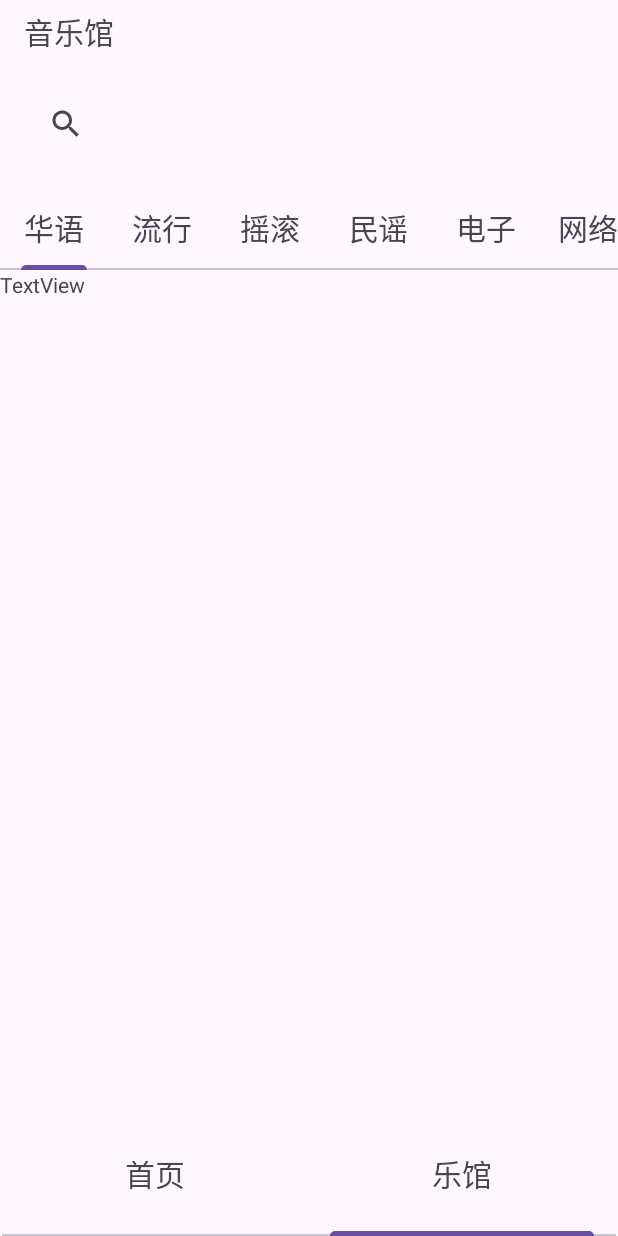
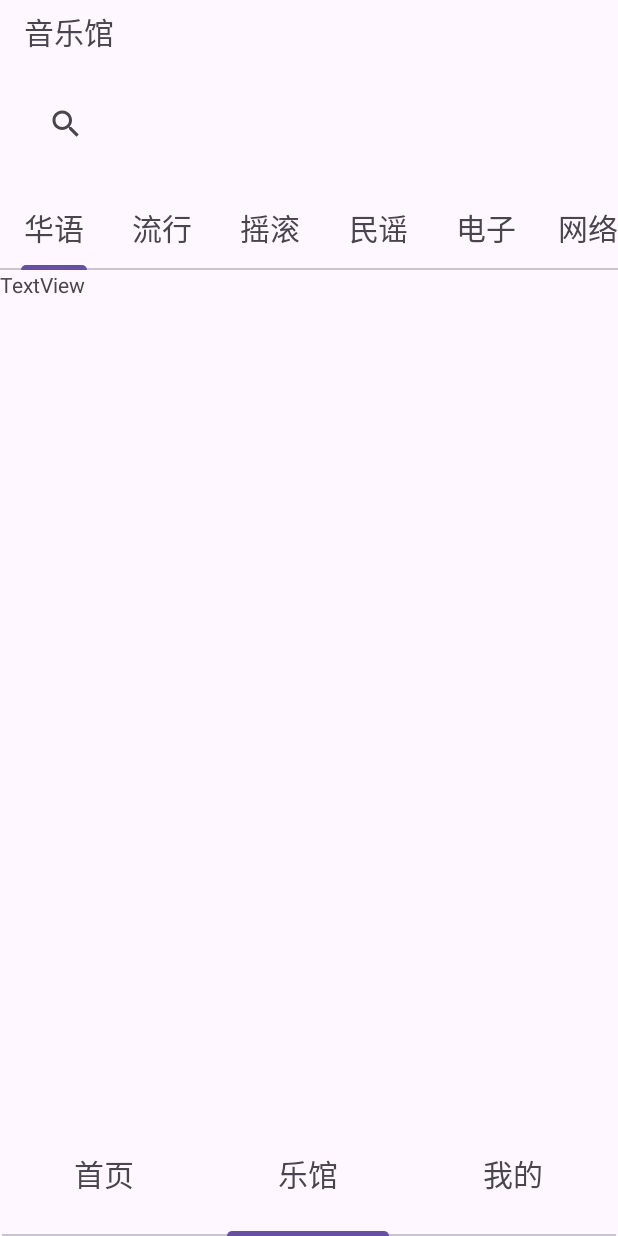
Before and after one commit to xhlw0708/weiy-music, an Android app: the screen it shows after launch (MainActivity), item 2 of the bottom bar chosen, on a phone screen of 412 x 824 dp. Run offline under Robolectric (Android 15) with nearby library versions, the phone set to English and light mode, and no system bars; our stand-ins replace data binding.

Commit message:
我的页面 初始化

```diff
--- a/music-app/app/src/main/java/com/liaowei/music/MainActivity.kt
+++ b/music-app/app/src/main/java/com/liaowei/music/MainActivity.kt
@@ -17,6 +17,7 @@ import com.liaowei.music.common.adapter.ActivityViewPagerAdapter
 import com.liaowei.music.databinding.ActivityMainBinding
 import com.liaowei.music.main.hall.HallFragment
 import com.liaowei.music.main.home.HomeFragment
+import com.liaowei.music.main.mine.MineFragment
 
 
 class MainActivity : AppCompatActivity() {
@@ -36,8 +37,6 @@ class MainActivity : AppCompatActivity() {
             insets
         }
         initView()
-
-
     }
 
     private fun initView() {
@@ -45,6 +44,7 @@ class MainActivity : AppCompatActivity() {
         val fragmentList = ArrayList<Fragment>()
         fragmentList.add(HomeFragment.newInstance())
         fragmentList.add(HallFragment.newInstance())
+        fragmentList.add(MineFragment.newInstance())
 
         // 设置viewPager
         val activityViewPagerAdapter = ActivityViewPagerAdapter(this, fragmentList)
--- /dev/null
+++ b/music-app/app/src/main/java/com/liaowei/music/main/mine/MineFragment.kt
@@ -0,0 +1,55 @@
+package com.liaowei.music.main.mine
+
+import android.os.Bundle
+import android.view.LayoutInflater
+import android.view.View
+import android.view.ViewGroup
+import androidx.fragment.app.Fragment
+import androidx.fragment.app.viewModels
+import androidx.recyclerview.widget.LinearLayoutManager
+import androidx.recyclerview.widget.StaggeredGridLayoutManager
+import com.liaowei.music.R
+import com.liaowei.music.databinding.FragmentMineBinding
+import com.liaowei.music.main.mine.adapter.RecentPlayAdapter
+import com.liaowei.music.main.model.Song
+
+
+class MineFragment : Fragment() {
+
+    private val binding: FragmentMineBinding by lazy { FragmentMineBinding.inflate(layoutInflater) }
+
+    companion object {
+        fun newInstance() = MineFragment()
+    }
+
+    private val viewModel: MineViewModel by viewModels()
+
+    override fun onCreate(savedInstanceState: Bundle?) {
+        super.onCreate(savedInstanceState)
+    }
+
+    override fun onCreateView(
+        inflater: LayoutInflater, container: ViewGroup?,
+        savedInstanceState: Bundle?): View {
+        return binding.root
+    }
+
+    override fun onViewCreated(view: View, savedInstanceState: Bundle?) {
+        super.onViewCreated(view, savedInstanceState)
+        /*val songList: List<Song> = listOf(Song(1, "爱的飞行日记", 1, R.drawable.jay1, 1),
+            Song(2, "只因你太美", 2, R.drawable.ikun1, 2))*/
+        // val songList: List<Song> = listOf(Song(1, "爱的飞行日记", 1, R.drawable.jay1, 1))
+        val songList: ArrayList<Song> = ArrayList()
+        songList.add(Song(1, "爱的飞行日记", 1, R.drawable.jay1, 1))
+        songList.add(Song(2, "爱的飞行日记", 1, R.drawable.jay1, 1))
+        songList.add(Song(3, "爱的飞行日记", 1, R.drawable.jay1, 1))
+        songList.add(Song(4, "爱的飞行日记", 1, R.drawable.jay1, 1))
+        songList.add(Song(5, "只因你太美", 2, R.drawable.ikun1, 1))
+        songList.add(Song(6, "Hug Me", 2, R.drawable.ikun1, 1))
+
+        binding.mineRecentPlayRv.adapter = RecentPlayAdapter(songList)
+        // val layoutManager = LinearLayoutManager(context, LinearLayoutManager.HORIZONTAL, false)
+        val layoutManager = StaggeredGridLayoutManager(3, StaggeredGridLayoutManager.VERTICAL)
+        binding.mineRecentPlayRv.layoutManager = layoutManager
+    }
+}
--- /dev/null
+++ b/music-app/app/src/main/java/com/liaowei/music/main/mine/adapter/RecentPlayAdapter.kt
@@ -0,0 +1,34 @@
+package com.liaowei.music.main.mine.adapter
+
+import android.view.LayoutInflater
+import android.view.View
+import android.view.ViewGroup
+import android.widget.ImageView
+import android.widget.TextView
+import androidx.recyclerview.widget.RecyclerView
+import com.liaowei.music.R
+import com.liaowei.music.main.model.Song
+
+class RecentPlayAdapter(private val songList: List<Song>): RecyclerView.Adapter<RecentPlayAdapter.RecentPlayViewHolder>() {
+    override fun onCreateViewHolder(
+        parent: ViewGroup,
+        viewType: Int
+    ): RecentPlayAdapter.RecentPlayViewHolder {
+        return RecentPlayViewHolder(LayoutInflater.from(parent.context).inflate(R.layout.layout_recent_play_item, parent, false))
+    }
+
+    override fun onBindViewHolder(holder: RecentPlayAdapter.RecentPlayViewHolder, position: Int) {
+        val song = songList[position]
+        holder.coverImg.setImageResource(song.img)
+        holder.playName.text = song.name
+        holder.playSinger.text = if (song.singerId == 1L) "周杰伦" else "蔡徐坤"
+    }
+
+    override fun getItemCount(): Int = songList.size
+
+    inner class RecentPlayViewHolder(itemView: View): RecyclerView.ViewHolder(itemView) {
+        val coverImg: ImageView = itemView.findViewById(R.id.mine_recent_play_img)
+        val playName: TextView = itemView.findViewById(R.id.mine_recent_play_name)
+        val playSinger: TextView = itemView.findViewById(R.id.mine_recent_play_singer)
+    }
+}
--- /dev/null
+++ b/music-app/app/src/main/java/com/liaowei/music/main/model/Song.kt
@@ -0,0 +1,9 @@
+package com.liaowei.music.main.model
+
+data class Song(
+    val id: Long,
+    val name: String, // 歌曲名称
+    val singerId: Long, // 歌手id
+    val img: Int, // 歌曲封面图
+    val resourceId: Int // 资源id
+)
--- /dev/null
+++ b/music-app/app/src/main/res/drawable/arrow_right.xml
@@ -0,0 +1,5 @@
+<vector xmlns:android="http://schemas.android.com/apk/res/android" android:autoMirrored="true" android:height="24dp" android:tint="#898989" android:viewportHeight="24" android:viewportWidth="24" android:width="24dp">
+
+    <path android:fillColor="@android:color/white" android:pathData="M8.59,16.59L13.17,12 8.59,7.41 10,6l6,6 -6,6 -1.41,-1.41z"/>
+
+</vector>
--- /dev/null
+++ b/music-app/app/src/main/res/drawable/download.xml
@@ -0,0 +1,5 @@
+<vector xmlns:android="http://schemas.android.com/apk/res/android" android:height="24dp" android:tint="#5E7CE0" android:viewportHeight="24" android:viewportWidth="24" android:width="24dp">
+
+    <path android:fillColor="@android:color/white" android:pathData="M5,20h14v-2H5V20zM19,9h-4V3H9v6H5l7,7L19,9z"/>
+
+</vector>
--- /dev/null
+++ b/music-app/app/src/main/res/drawable/favorite.xml
@@ -0,0 +1,5 @@
+<vector xmlns:android="http://schemas.android.com/apk/res/android" android:height="24dp" android:tint="#5E7CE0" android:viewportHeight="24" android:viewportWidth="24" android:width="24dp">
+
+    <path android:fillColor="@android:color/white" android:pathData="M12,21.35l-1.45,-1.32C5.4,15.36 2,12.28 2,8.5 2,5.42 4.42,3 7.5,3c1.74,0 3.41,0.81 4.5,2.09C13.09,3.81 14.76,3 16.5,3 19.58,3 22,5.42 22,8.5c0,3.78 -3.4,6.86 -8.55,11.54L12,21.35z"/>
+
+</vector>
--- /dev/null
+++ b/music-app/app/src/main/res/drawable/mine_menu.xml
@@ -0,0 +1,5 @@
+<vector xmlns:android="http://schemas.android.com/apk/res/android" android:height="24dp" android:tint="#666666" android:viewportHeight="24" android:viewportWidth="24" android:width="24dp">
+
+    <path android:fillColor="@android:color/white" android:pathData="M3,18h18v-2L3,16v2zM3,13h18v-2L3,11v2zM3,6v2h18L21,6L3,6z"/>
+
+</vector>
--- /dev/null
+++ b/music-app/app/src/main/res/drawable/rounded_image.xml
@@ -0,0 +1,5 @@
+<?xml version="1.0" encoding="utf-8"?>
+<shape xmlns:android="http://schemas.android.com/apk/res/android">
+    <solid android:color="@android:color/white" /> <!-- 图片背景颜色 -->
+    <corners android:radius="50dp" /> <!-- 圆角半径 -->
+</shape>
--- a/music-app/app/src/main/res/values/colors.xml
+++ b/music-app/app/src/main/res/values/colors.xml
@@ -2,4 +2,6 @@
 <resources>
     <color name="black">#FF000000</color>
     <color name="white">#FFFFFFFF</color>
+    <color name="weiy_theme_color">#5E7CE0</color>
+    <color name="weiy_gray_color">#898989</color>
 </resources>
```
Also changed, not shown: music-app/app/src/main/java/com/liaowei/music/main/mine/MineViewModel.kt (added, +7 -0 lines), music-app/app/src/main/res/drawable/shape_corner.xml (added, +13 -0 lines), music-app/app/src/main/res/layout/fragment_mine.xml (added, +192 -0 lines), music-app/app/src/main/res/layout/layout_recent_play_item.xml (added, +63 -0 lines), music-app/app/src/main/res/values/strings.xml (+8 -0 lines), music-app/app/src/main/res/drawable/ikun1.webp (added), music-app/app/src/main/res/drawable/ikun5.png (added), music-app/app/src/main/res/drawable/jay1.png (added), 1 other file.
